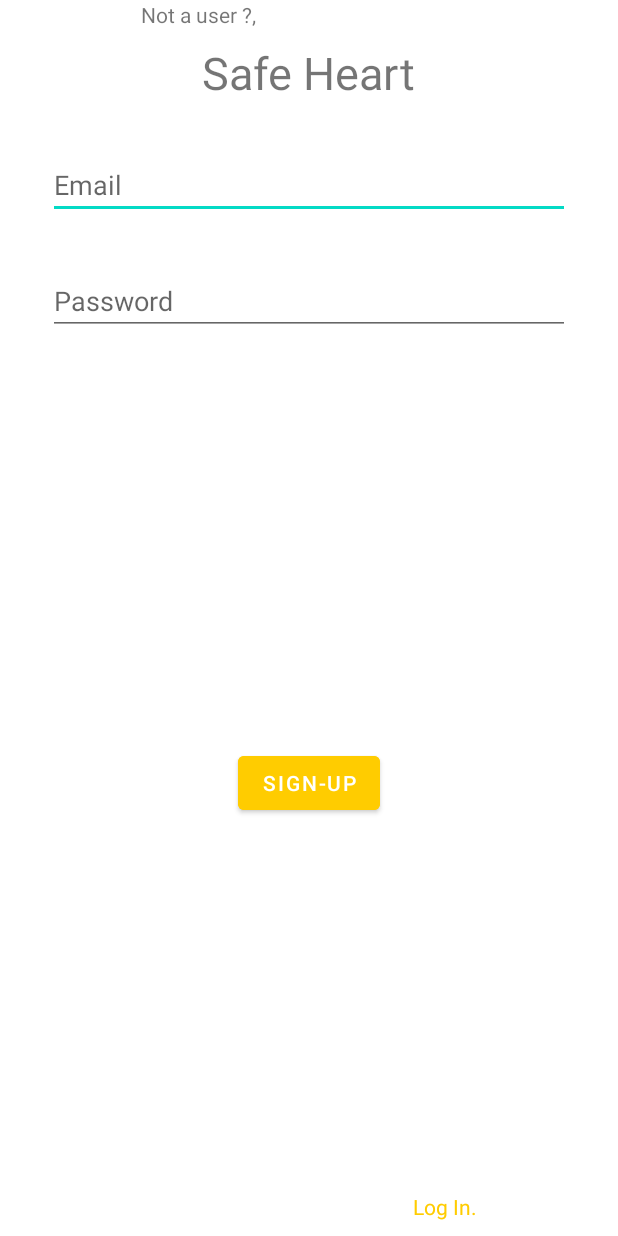
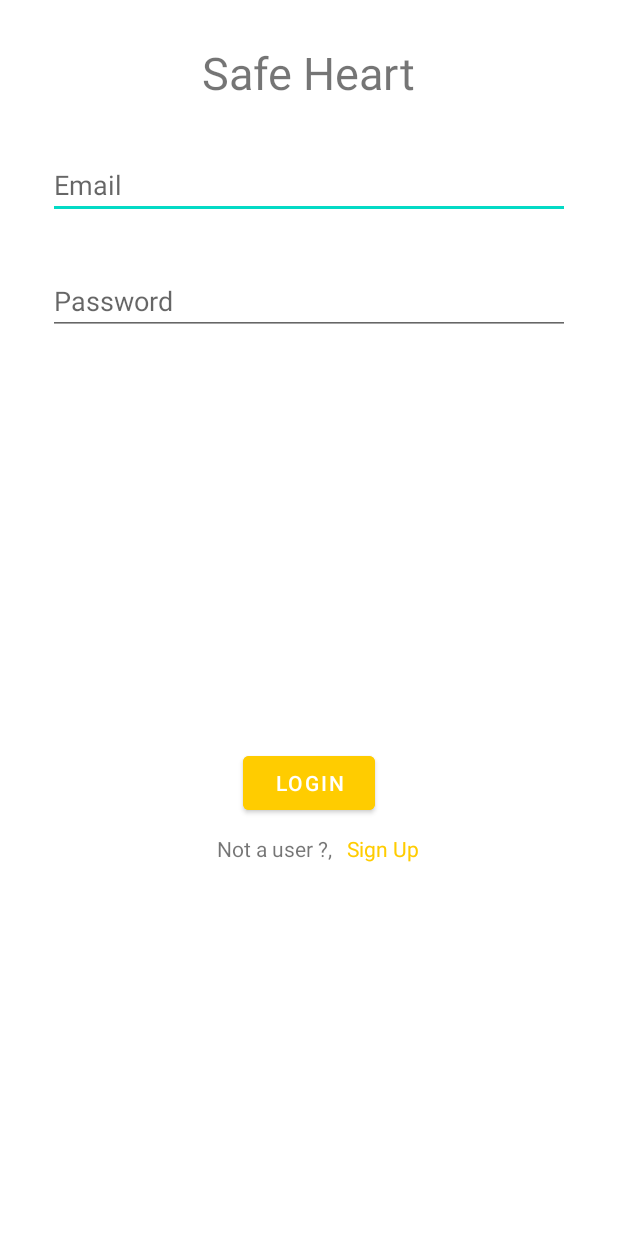
Before and after one commit to jnhendry/FZA3077_Assignment2, an Android app: the screen it shows after launch (MainActivity), on a phone screen of 412 x 824 dp. Run offline under Robolectric (Android 15) with nearby library versions, the phone set to English and light mode, and no system bars; our stand-ins replace Firebase (no records; nobody signed in at launch, a user with empty details on screens opened directly).

```diff
--- a/app/src/main/java/com/hotmail/jamesnhendry/fza3077/MainActivity.java
+++ b/app/src/main/java/com/hotmail/jamesnhendry/fza3077/MainActivity.java
@@ -9,6 +9,7 @@ import android.util.Log;
 import android.view.View;
 import android.widget.Button;
 import android.widget.EditText;
+import android.widget.TextView;
 import android.widget.Toast;
 
 import com.google.android.gms.tasks.OnCompleteListener;
@@ -41,6 +42,7 @@ public class MainActivity extends AppCompatActivity {
     private DocumentReference userClinitian;
     FirebaseFirestore db;
     FirebaseUser user;
+    private TextView txtSignup;
 
 
     @Override
@@ -61,6 +63,15 @@ public class MainActivity extends AppCompatActivity {
 
 
         btnLogin = findViewById(R.id.btnLogin);
+        txtSignup = findViewById(R.id.txtSignUp);
+
+        txtSignup.setOnClickListener(new View.OnClickListener() {
+            @Override
+            public void onClick(View view) {
+                Intent intent = new Intent(getApplicationContext(),SignUp.class);
+                startActivity(intent);
+            }
+        });
 
 
 
--- a/app/src/main/res/layout/activity_login.xml
+++ b/app/src/main/res/layout/activity_login.xml
@@ -39,7 +39,7 @@
         android:layout_height="wrap_content"
         android:layout_marginBottom="4dp"
         android:backgroundTint="@color/colorPrimary"
-        android:text="Sign-Up"
+        android:text="Login"
         app:layout_constraintBottom_toBottomOf="parent"
         app:layout_constraintEnd_toEndOf="parent"
         app:layout_constraintHorizontal_bias="0.499"
@@ -67,25 +67,28 @@
         android:layout_margin="10dp"
         android:layout_marginTop="16dp"
         android:text="Not a user ?,"
-        app:layout_constraintEnd_toStartOf="@+id/txtLogin"
-        app:layout_constraintHorizontal_bias="1.0"
+        app:layout_constraintBottom_toBottomOf="parent"
+        app:layout_constraintEnd_toEndOf="@+id/btnLogin"
+        app:layout_constraintHorizontal_bias="0.88"
         app:layout_constraintStart_toStartOf="parent"
-        app:layout_constraintTop_toBottomOf="@+id/logInButton" />
+        app:layout_constraintTop_toBottomOf="@+id/btnLogin"
+        app:layout_constraintVertical_bias="0.0" />
 
     <TextView
-        android:id="@+id/txtLogin"
+        android:id="@+id/txtSignUp"
         android:layout_width="wrap_content"
         android:layout_height="wrap_content"
         android:layout_margin="10dp"
-        android:layout_marginStart="10dp"
-        android:layout_marginEnd="16dp"
-        android:text="Log In."
+        android:layout_marginStart="16dp"
+        android:layout_marginTop="16dp"
+        android:text="Sign Up"
         android:textColor="@color/colorPrimary"
         app:layout_constraintBottom_toBottomOf="parent"
         app:layout_constraintEnd_toEndOf="parent"
+        app:layout_constraintHorizontal_bias="0.0"
         app:layout_constraintStart_toEndOf="@+id/not_user_text"
-        app:layout_constraintTop_toBottomOf="@+id/logInButton"
-        app:layout_constraintVertical_bias="0.15" />
+        app:layout_constraintTop_toBottomOf="@+id/btnLogin"
+        app:layout_constraintVertical_bias="0.0" />
 
 
 </androidx.constraintlayout.widget.ConstraintLayout>
```
